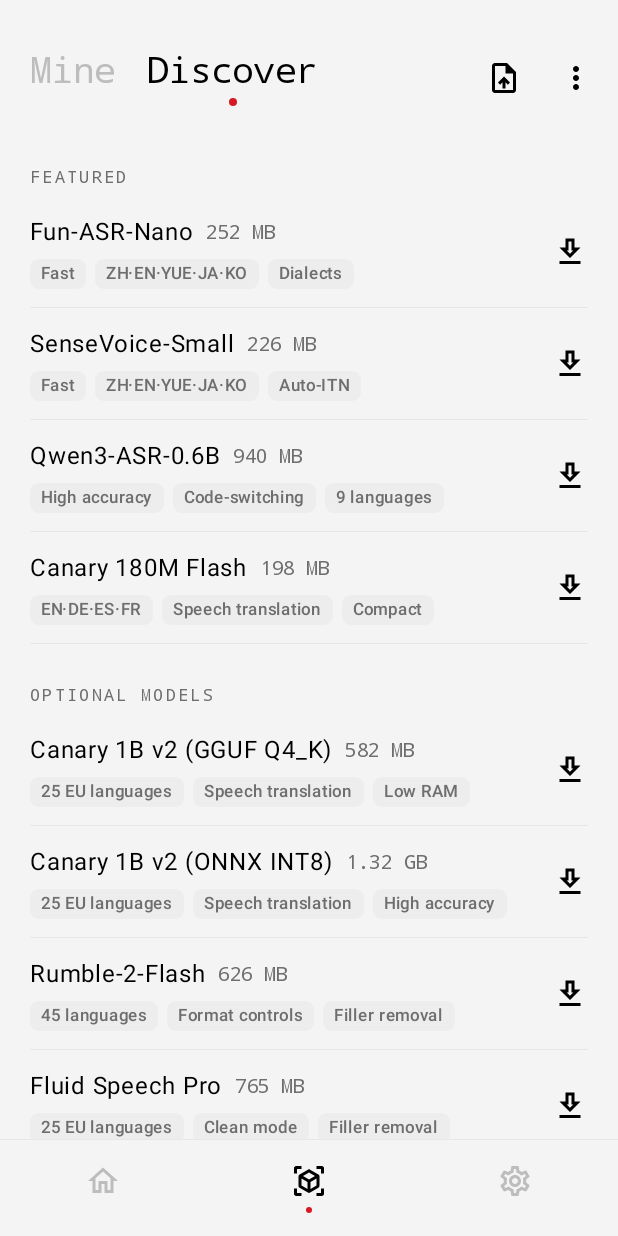
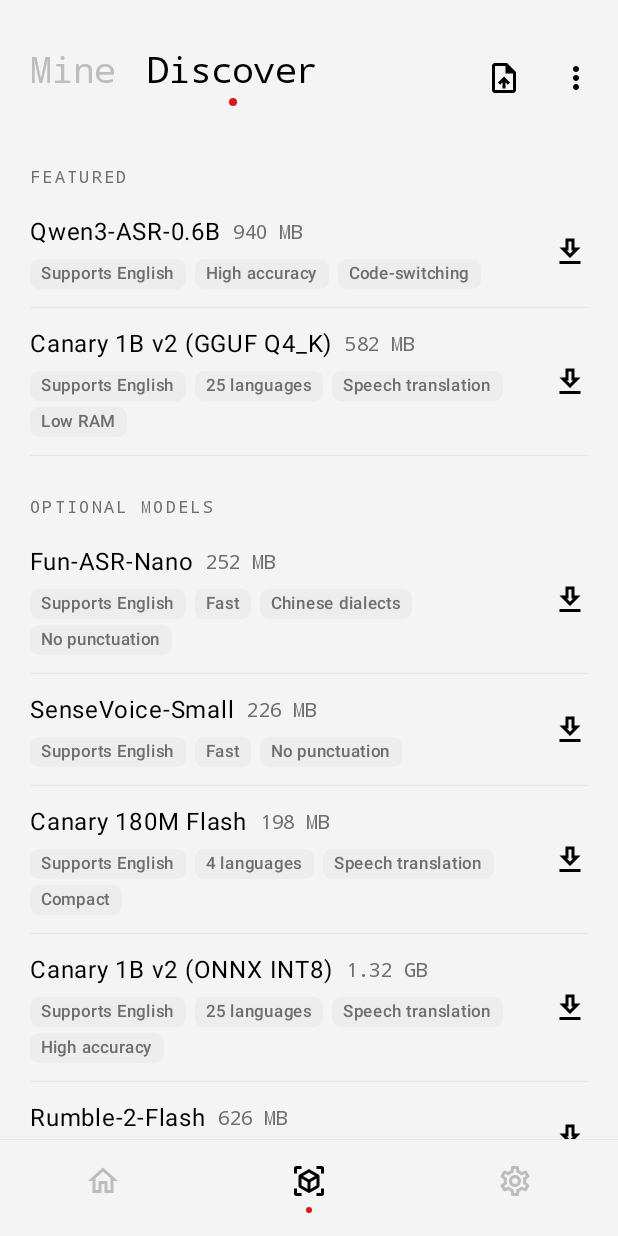
Before and after one commit to JonasGlacier/FreeSpeak, an Android app built with Jetpack Compose: the screen it shows after launch (MainActivity), after a tap on "MODEL", on a phone screen of 412 x 824 dp. Run offline under Robolectric (Android 15) with nearby library versions, the phone set to English and light mode, and no system bars; libraries missing offline, so code that uses them is left out: org.apache.commons; pictures from the network do not load; 1 other tap on this screen came first.

Commit message:
model tags

```diff
--- a/app/src/main/java/com/freespeak/ime/model/BuiltinModelCatalog.kt
+++ b/app/src/main/java/com/freespeak/ime/model/BuiltinModelCatalog.kt
@@ -14,15 +14,15 @@ object BuiltinModelCatalog {
         sha256 = hash,
     )
 
-    fun tagResIds(modelId: String): List<Int> = when (modelId) {
-        "fun-asr-nano-int8" -> listOf(R.string.tag_fast, R.string.tag_cjk_5, R.string.tag_dialects)
-        "sense-voice-small-int8" -> listOf(R.string.tag_fast, R.string.tag_cjk_5, R.string.tag_auto_itn)
-        "qwen3-asr-0.6b-int8" -> listOf(R.string.tag_high_accuracy, R.string.tag_code_switching, R.string.tag_9_langs)
-        "canary-180m-flash-int8" -> listOf(R.string.tag_en_de_es_fr, R.string.tag_speech_translation, R.string.tag_compact)
-        "canary-1b-v2-q4_k" -> listOf(R.string.tag_25_eu_langs, R.string.tag_speech_translation, R.string.tag_low_ram)
-        "canary-1b-v2-int8" -> listOf(R.string.tag_25_eu_langs, R.string.tag_speech_translation, R.string.tag_high_accuracy)
-        "rumble-2-flash-int8" -> listOf(R.string.tag_45_langs, R.string.tag_format_controls, R.string.tag_filler_removal)
-        "fluid-speech-pro-int8" -> listOf(R.string.tag_25_eu_langs, R.string.tag_clean_mode, R.string.tag_filler_removal)
+    fun featureTagResIds(modelId: String): List<Int> = when (modelId) {
+        "fun-asr-nano-int8" -> listOf(R.string.tag_fast, R.string.tag_dialects, R.string.tag_no_punctuation)
+        "sense-voice-small-int8" -> listOf(R.string.tag_fast, R.string.tag_no_punctuation)
+        "qwen3-asr-0.6b-int8" -> listOf(R.string.tag_high_accuracy, R.string.tag_code_switching)
+        "canary-180m-flash-int8" -> listOf(R.string.tag_speech_translation, R.string.tag_compact)
+        "canary-1b-v2-q4_k" -> listOf(R.string.tag_speech_translation, R.string.tag_low_ram)
+        "canary-1b-v2-int8" -> listOf(R.string.tag_speech_translation, R.string.tag_high_accuracy)
+        "rumble-2-flash-int8" -> listOf(R.string.tag_digits, R.string.tag_filler_removal)
+        "fluid-speech-pro-int8" -> listOf(R.string.tag_clean_mode, R.string.tag_filler_removal)
         else -> emptyList()
     }
 
@@ -39,7 +39,8 @@ object BuiltinModelCatalog {
         sourceRepo = CANARY_REPO,
         sourceRevision = CANARY_REVISION,
         supportsLanguageHint = true,
-        tags = listOf("EN·DE·ES·FR", "Speech translation", "Compact"),
+        optional = true,
+        tags = listOf("Speech translation", "Compact"),
         files = listOf(
             canaryFile("encoder.int8.onnx", 132_678_643L, "7a75b4e2a5857a6dcc0819503bbe3fad66943db4a3ccf21d3f27c633667d303f"),
             canaryFile("decoder.int8.onnx", 74_437_848L, "e41a2ab9c0c2fe81a1e8ade5a45fb02a74bc4db7d1f91b89a54a25e2cf79cba2"),
@@ -63,7 +64,7 @@ object BuiltinModelCatalog {
         sourceRepo = "Sarphix/canary-1b-v2-sherpa-onnx-int8",
         sourceRevision = "7d513cd4f39f6c7dc75c13a284b5e345b37f6198",
         optional = true,
-        tags = listOf("25 EU languages", "Speech translation", "High accuracy"),
+        tags = listOf("Speech translation", "High accuracy"),
     ).let { model ->
         fun file(name: String, bytes: Long, hash: String) = canaryFile(name, bytes, hash, model.sourceRepo!!, model.sourceRevision!!)
         model.copy(files = listOf(
@@ -86,7 +87,8 @@ object BuiltinModelCatalog {
         recommendedRamMb = 1536,
         sourceRepo = CANARY_GGUF_REPO,
         sourceRevision = CANARY_GGUF_REVISION,
-        tags = listOf("25 EU languages", "Speech translation", "Low RAM"),
+        optional = false,
+        tags = listOf("Speech translation", "Low RAM"),
         files = listOf(canaryFile(CANARY_GGUF_FILE, 610_746_016L,
             "5027f74ba0eb9bb707b14a11c7a68510a704748bb392e5f3af45115329ee501d", CANARY_GGUF_REPO, CANARY_GGUF_REVISION)),
         runtimeConfig = ModelRuntimeConfig(primaryModelFile = CANARY_GGUF_FILE, numMels = 128),
@@ -117,7 +119,7 @@ object BuiltinModelCatalog {
         optional = true,
         sourceRepo = RUMBLE_REPO,
         sourceRevision = RUMBLE_REVISION,
-        tags = listOf("45 languages", "Format controls", "Filler removal"),
+        tags = listOf("Number digits", "Filler removal"),
         files = listOf(
             rumbleFile("conv_frontend.onnx", 44_148_280L, "00c48c47db2937884636a3d99f23166390088e8c939ff7e9e803e69b8af4c0b5"),
             rumbleFile("encoder.int8.onnx", 182_491_662L, "e6b4847992553dfa57bffda161b8c62d0af79c952c73269e6a2f6dc887f3e5dd"),
@@ -169,74 +171,10 @@ object BuiltinModelCatalog {
         sourceRepo = FLUID_REPO,
         sourceRevision = FLUID_REVISION,
         optional = true,
-        tags = listOf("25 EU languages", "Clean mode", "Filler removal"),
+        tags = listOf("Clean mode", "Filler removal"),
     )
 
     val models: List<ModelManifest> = listOf(
-        ModelManifest(
-            id = "fun-asr-nano-int8",
-            supportsLanguageHint = false,
-            name = "Fun-ASR-Nano",
-            description = "Compact multilingual & dialect model by FunAudioLLM with built-in punctuation and code-switching.",
-            engineType = EngineType.FUN_ASR_ONNX,
-            version = "2512-int8",
-            sizeBytes = 264_471_717L,
-            languages = listOf("auto", "zh", "en", "yue", "ja", "ko"),
-            quantization = "INT8",
-            recommendedRamMb = 600,
-            tags = listOf("Fast", "ZH·EN·YUE·JA·KO", "Dialects"),
-            files = listOf(
-                ModelFileEntry(
-                    relativePath = "model.int8.onnx",
-                    url = "https://huggingface.co/csukuangfj/sherpa-onnx-sense-voice-funasr-nano-int8-2025-12-17/resolve/main/model.int8.onnx",
-                ),
-                ModelFileEntry(
-                    relativePath = "tokens.txt",
-                    url = "https://huggingface.co/csukuangfj/sherpa-onnx-sense-voice-funasr-nano-int8-2025-12-17/resolve/main/tokens.txt",
-                ),
-            ),
-            runtimeConfig = ModelRuntimeConfig(
-                primaryModelFile = "model.int8.onnx",
-                vocabFile = "tokens.txt",
-                numMels = 80,
-                lfrWindowSize = 7,
-                lfrWindowShift = 6,
-                upscaleSamples = true,
-                blankId = 60514,
-            ),
-        ),
-        ModelManifest(
-            id = "sense-voice-small-int8",
-            supportsLanguageHint = true,
-            name = "SenseVoice-Small",
-            description = "Fast multilingual model (Chinese, Cantonese, English, Japanese, Korean) with punctuation & ITN.",
-            engineType = EngineType.FUN_ASR_ONNX,
-            version = "2025.09-int8",
-            sizeBytes = 237_431_441L,
-            languages = listOf("auto", "zh", "en", "yue", "ja", "ko"),
-            quantization = "INT8",
-            recommendedRamMb = 550,
-            tags = listOf("Fast", "ZH·EN·YUE·JA·KO", "Auto-ITN"),
-            files = listOf(
-                ModelFileEntry(
-                    relativePath = "model.int8.onnx",
-                    url = "https://huggingface.co/csukuangfj/sherpa-onnx-sense-voice-zh-en-ja-ko-yue-int8-2025-09-09/resolve/main/model.int8.onnx",
-                ),
-                ModelFileEntry(
-                    relativePath = "tokens.txt",
-                    url = "https://huggingface.co/csukuangfj/sherpa-onnx-sense-voice-zh-en-ja-ko-yue-int8-2025-09-09/resolve/main/tokens.txt",
-                ),
-            ),
-            runtimeConfig = ModelRuntimeConfig(
-                primaryModelFile = "model.int8.onnx",
-                vocabFile = "tokens.txt",
-                numMels = 80,
-                lfrWindowSize = 7,
-                lfrWindowShift = 6,
-                upscaleSamples = true,
-                blankId = 0,
-            ),
-        ),
         ModelManifest(
             id = "qwen3-asr-0.6b-int8",
             supportsLanguageHint = true,
@@ -248,7 +186,7 @@ object BuiltinModelCatalog {
             languages = listOf("auto", "zh", "en", "yue", "ja", "ko", "fr", "de", "es", "ru"),
             quantization = "INT8",
             recommendedRamMb = 1800,
-            tags = listOf("High accuracy", "Code-switching", "9 languages"),
+            tags = listOf("High accuracy", "Code-switching"),
             files = listOf(
                 ModelFileEntry(
                     relativePath = "conv_frontend.onnx",
@@ -283,8 +221,74 @@ object BuiltinModelCatalog {
                 maxNewTokens = 128,
             ),
         ),
+        canaryV2Gguf,
+        ModelManifest(
+            id = "fun-asr-nano-int8",
+            supportsLanguageHint = false,
+            optional = true,
+            name = "Fun-ASR-Nano",
+            description = "Compact multilingual & dialect model by FunAudioLLM without punctuation.",
+            engineType = EngineType.FUN_ASR_ONNX,
+            version = "2512-int8",
+            sizeBytes = 264_471_717L,
+            languages = listOf("auto", "zh", "en", "yue", "ja", "ko"),
+            quantization = "INT8",
+            recommendedRamMb = 600,
+            tags = listOf("Fast", "Chinese dialects", "No punctuation"),
+            files = listOf(
+                ModelFileEntry(
+                    relativePath = "model.int8.onnx",
+                    url = "https://huggingface.co/csukuangfj/sherpa-onnx-sense-voice-funasr-nano-int8-2025-12-17/resolve/main/model.int8.onnx",
+                ),
+                ModelFileEntry(
+                    relativePath = "tokens.txt",
+                    url = "https://huggingface.co/csukuangfj/sherpa-onnx-sense-voice-funasr-nano-int8-2025-12-17/resolve/main/tokens.txt",
+                ),
+            ),
+            runtimeConfig = ModelRuntimeConfig(
+                primaryModelFile = "model.int8.onnx",
+                vocabFile = "tokens.txt",
+                numMels = 80,
+                lfrWindowSize = 7,
+                lfrWindowShift = 6,
+                upscaleSamples = true,
+                blankId = 60514,
+            ),
+        ),
+        ModelManifest(
+            id = "sense-voice-small-int8",
+            supportsLanguageHint = true,
+            optional = true,
+            name = "SenseVoice-Small",
+            description = "Fast multilingual model (Chinese, Cantonese, English, Japanese, Korean) without punctuation.",
+            engineType = EngineType.FUN_ASR_ONNX,
+            version = "2025.09-int8",
+            sizeBytes = 237_431_441L,
+            languages = listOf("auto", "zh", "en", "yue", "ja", "ko"),
+            quantization = "INT8",
+            recommendedRamMb = 550,
+            tags = listOf("Fast", "No punctuation"),
+            files = listOf(
+                ModelFileEntry(
+                    relativePath = "model.int8.onnx",
+                    url = "https://huggingface.co/csukuangfj/sherpa-onnx-sense-voice-zh-en-ja-ko-yue-int8-2025-09-09/resolve/main/model.int8.onnx",
+                ),
+                ModelFileEntry(
+                    relativePath = "tokens.txt",
+                    url = "https://huggingface.co/csukuangfj/sherpa-onnx-sense-voice-zh-en-ja-ko-yue-int8-2025-09-09/resolve/main/tokens.txt",
+                ),
+            ),
+            runtimeConfig = ModelRuntimeConfig(
+                primaryModelFile = "model.int8.onnx",
+                vocabFile = "tokens.txt",
+                numMels = 80,
+                lfrWindowSize = 7,
+                lfrWindowShift = 6,
+                upscaleSamples = true,
+                blankId = 0,
+            ),
+        ),
         canary,
-        canaryV2Gguf,
         canaryV2Onnx,
         rumble,
         fluidSpeech,
--- a/app/src/main/java/com/freespeak/ime/model/ModelManifest.kt
+++ b/app/src/main/java/com/freespeak/ime/model/ModelManifest.kt
@@ -3,6 +3,7 @@ package com.freespeak.ime.model
 import kotlinx.serialization.Serializable
 import kotlinx.serialization.json.Json
 import java.io.File
+import java.util.Locale
 
 @Serializable
 enum class EngineType(val displayName: String, val shortName: String) {
@@ -74,6 +75,32 @@ data class ModelManifest(
 )
 
 val EngineType.isCanary: Boolean get() = this == EngineType.CANARY_ONNX || this == EngineType.CANARY_GGUF
+
+val ModelManifest.hasTranslation: Boolean get() = engineType.isCanary
+
+val ModelManifest.supportedLanguageCount: Int
+    get() = languages.map { it.lowercase(Locale.ROOT) }.filter { it != "auto" }.distinct().size
+
+/**
+ * Returns the canonical language code in [ModelManifest.languages] matching [locale], or null if
+ * the model does not support the user's system language.
+ */
+fun ModelManifest.matchedSystemLanguage(locale: Locale): String? {
+    val supported = languages.map { it.lowercase(Locale.ROOT) }.filter { it != "auto" }.toSet()
+    if (supported.isEmpty()) return null
+    val rawLang = locale.language.lowercase(Locale.ROOT)
+    val candidates = when (rawLang) {
+        "in" -> listOf("id", "in")
+        "iw" -> listOf("he", "iw")
+        "ji" -> listOf("yi", "ji")
+        "no", "nn" -> listOf(rawLang, "nb")
+        "tl" -> listOf("fil", "tl")
+        "zh" -> if (locale.country.uppercase(Locale.ROOT) in setOf("HK", "MO")) listOf("zh", "yue") else listOf("zh")
+        "yue" -> listOf("yue", "zh")
+        else -> listOf(rawLang)
+    }
+    return candidates.firstOrNull { it in supported }
+}
 
 val ModelManifest.hasRumbleFormatting: Boolean
     get() = engineType == EngineType.QWEN3_ASR && runtimeConfig.rumbleFormatting
--- a/app/src/main/java/com/freespeak/ime/ui/Components.kt
+++ b/app/src/main/java/com/freespeak/ime/ui/Components.kt
@@ -38,12 +38,14 @@ import androidx.compose.material3.Surface
 import androidx.compose.material3.Text
 import androidx.compose.material3.TextButton
 import androidx.compose.runtime.Composable
+import android.content.res.Resources
 import androidx.compose.ui.Alignment
 import androidx.compose.ui.Modifier
 import androidx.compose.ui.draw.clip
 import androidx.compose.ui.graphics.Color
 import androidx.compose.ui.graphics.StrokeCap
 import androidx.compose.ui.graphics.vector.ImageVector
+import androidx.compose.ui.platform.LocalConfiguration
 import androidx.compose.ui.res.stringResource
 import androidx.compose.ui.text.style.TextOverflow
 import androidx.compose.ui.unit.Dp
@@ -53,6 +55,10 @@ import com.freespeak.ime.model.BuiltinModelCatalog
 import com.freespeak.ime.model.ManagedModelItem
 import com.freespeak.ime.model.ModelInstallState
 import com.freespeak.ime.model.ModelManifest
+import com.freespeak.ime.model.hasTranslation
+import com.freespeak.ime.model.isCanary
+import com.freespeak.ime.model.matchedSystemLanguage
+import com.freespeak.ime.model.supportedLanguageCount
 import com.freespeak.ime.ui.theme.FreeSpeakType
 import com.freespeak.ime.ui.theme.NothingRed
 import java.util.Locale
@@ -387,12 +393,37 @@ private fun ModelTagChip(text: String) {
 
 @Composable
 internal fun resolveModelTags(manifest: ModelManifest): List<String> {
-    val resIds = BuiltinModelCatalog.tagResIds(manifest.id)
-    return if (resIds.isNotEmpty()) {
-        resIds.map { stringResource(it) }
+    val uiLocale = LocalConfiguration.current.locales[0] ?: Locale.getDefault()
+    val sysLocale = Resources.getSystem().configuration.locales[0] ?: uiLocale
+    val hasKnownLanguages = manifest.sourceTag == "builtin" || manifest.sourceTag == "catalog" || manifest.engineType.isCanary
+    val matchedLang = if (hasKnownLanguages) manifest.matchedSystemLanguage(sysLocale) else null
+    val featureResIds = BuiltinModelCatalog.featureTagResIds(manifest.id)
+    val features = if (featureResIds.isNotEmpty()) {
+        featureResIds.map { stringResource(it) }
     } else {
         manifest.tags
     }
+    return buildList {
+        if (matchedLang != null) {
+            add(stringResource(R.string.tag_supports_language, displayLanguageForTag(matchedLang, uiLocale)))
+        }
+        if (manifest.hasTranslation && manifest.supportedLanguageCount > 0) {
+            add(stringResource(R.string.tag_n_languages, manifest.supportedLanguageCount))
+        }
+        addAll(features)
+    }
+}
+
+internal fun displayLanguageForTag(matchedCode: String, uiLocale: Locale): String = when (uiLocale.language.lowercase(Locale.ROOT)) {
+    "zh" -> if (matchedCode == "yue") {
+        if (uiLocale.country.uppercase(Locale.ROOT) in setOf("TW", "HK", "MO") || uiLocale.script == "Hant") "粵語" else "粤语"
+    } else {
+        "中文"
+    }
+    "yue" -> if (matchedCode == "yue") "粵語" else "中文"
+    "ja" -> Locale.forLanguageTag(matchedCode).getDisplayLanguage(Locale.JAPANESE)
+    "ko" -> Locale.forLanguageTag(matchedCode).getDisplayLanguage(Locale.KOREAN)
+    else -> Locale.forLanguageTag(matchedCode).getDisplayLanguage(Locale.ENGLISH)
 }
 
 internal fun modelSizeLabel(item: ManagedModelItem): String? {
--- a/app/src/main/res/values/strings.xml
+++ b/app/src/main/res/values/strings.xml
@@ -100,20 +100,17 @@
     <string name="model_extracting">Extracting model files…</string>
 
     <!-- Model Tags -->
+    <string name="tag_supports_language">Supports %1$s</string>
+    <string name="tag_n_languages">%1$d languages</string>
     <string name="tag_fast">Fast</string>
     <string name="tag_high_accuracy">High accuracy</string>
     <string name="tag_compact">Compact</string>
     <string name="tag_low_ram">Low RAM</string>
-    <string name="tag_cjk_5">ZH·EN·YUE·JA·KO</string>
-    <string name="tag_dialects">Dialects</string>
+    <string name="tag_dialects">Chinese dialects</string>
     <string name="tag_code_switching">Code-switching</string>
-    <string name="tag_9_langs">9 languages</string>
-    <string name="tag_45_langs">45 languages</string>
-    <string name="tag_en_de_es_fr">EN·DE·ES·FR</string>
-    <string name="tag_25_eu_langs">25 EU languages</string>
     <string name="tag_speech_translation">Speech translation</string>
-    <string name="tag_auto_itn">Auto-ITN</string>
-    <string name="tag_format_controls">Format controls</string>
+    <string name="tag_no_punctuation">No punctuation</string>
+    <string name="tag_digits">Number digits</string>
     <string name="tag_filler_removal">Filler removal</string>
     <string name="tag_clean_mode">Clean mode</string>
 
```
Also changed, not shown: 6 other files.
